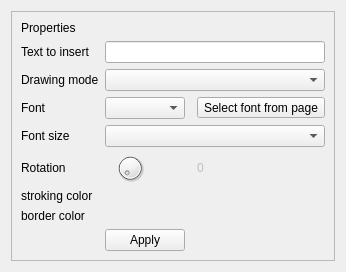
Qt form properties.ui (caronnee/pdfeditor) before a commit.
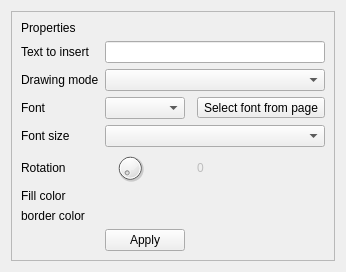
The same form after that commit. Custom widgets are drawn as their Qt base class.

Patch:
```diff
--- a/properties.ui
+++ b/properties.ui
@@ -50,7 +50,7 @@
       <item row="7" column="0">
        <widget class="QLabel" name="strokeLabel">
         <property name="text">
-         <string>stroking color</string>
+         <string>Fill color</string>
         </property>
        </widget>
       </item>
```
